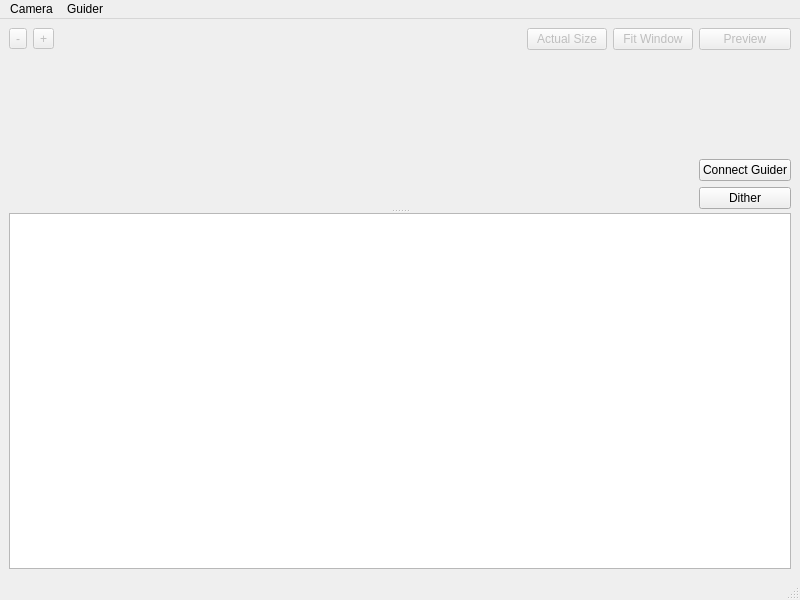
This is dslr-qt-shooter/ui/dslr_shooter_window.ui in Edlward/GalaxyHunter as Qt 5 draws it before an edit. The edited form follows.
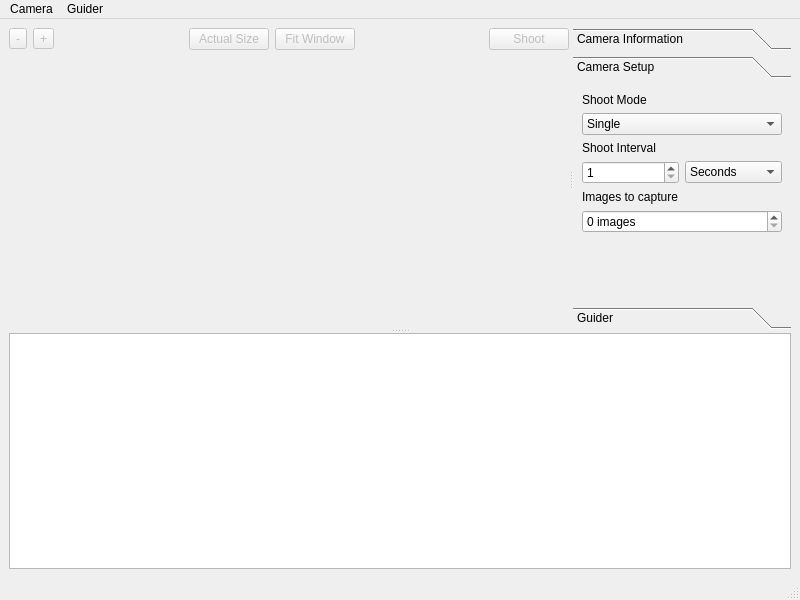
This is the edited form. Custom widgets are drawn as their Qt base class.

Diff of the .ui file:
```diff
--- a/dslr-qt-shooter/ui/dslr_shooter_window.ui
+++ b/dslr-qt-shooter/ui/dslr_shooter_window.ui
@@ -19,10 +19,14 @@
      <widget class="QSplitter" name="splitter">
       <property name="orientation">
        <enum>Qt::Vertical</enum>
+      </property>
+      <widget class="QSplitter" name="camera_splitter">
+       <property name="orientation">
+        <enum>Qt::Horizontal</enum>
       </property>
       <widget class="QWidget" name="layoutWidget">
-       <layout class="QGridLayout" name="gridLayout_2">
-        <item row="0" column="0">
+        <layout class="QVBoxLayout" name="verticalLayout_2">
+         <item>
          <layout class="QHBoxLayout" name="horizontalLayout_2">
           <item>
            <widget class="QToolButton" name="zoomOut">
@@ -77,54 +81,231 @@
             </property>
            </widget>
           </item>
-         </layout>
-        </item>
-        <item row="0" column="1" rowspan="2">
-         <layout class="QVBoxLayout" name="verticalLayout">
+           <item>
+            <spacer name="horizontalSpacer_2">
+             <property name="orientation">
+              <enum>Qt::Horizontal</enum>
+             </property>
+             <property name="sizeHint" stdset="0">
+              <size>
+               <width>40</width>
+               <height>20</height>
+              </size>
+             </property>
+            </spacer>
+           </item>
           <item>
-           <widget class="QPushButton" name="preview">
+            <widget class="QPushButton" name="shoot">
             <property name="enabled">
              <bool>false</bool>
             </property>
             <property name="text">
-             <string>Preview</string>
-            </property>
-           </widget>
+              <string>Shoot</string>
+             </property>
+             <property name="flat">
+              <bool>false</bool>
+             </property>
+            </widget>
+           </item>
+          </layout>
           </item>
           <item>
+          <widget class="ZoomableImage" name="imageContainer" native="true">
+           <property name="sizePolicy">
+            <sizepolicy hsizetype="Expanding" vsizetype="Expanding">
+             <horstretch>0</horstretch>
+             <verstretch>0</verstretch>
+            </sizepolicy>
+           </property>
+          </widget>
+         </item>
+        </layout>
+       </widget>
+       <widget class="QToolBox" name="toolBox">
+        <property name="currentIndex">
+         <number>1</number>
+        </property>
+        <widget class="QWidget" name="camera_info_page">
+         <property name="geometry">
+          <rect>
+           <x>0</x>
+           <y>0</y>
+           <width>98</width>
+           <height>34</height>
+          </rect>
+         </property>
+         <attribute name="label">
+          <string>Camera Information</string>
+         </attribute>
+         <layout class="QGridLayout" name="gridLayout_2">
+          <item row="0" column="0">
            <widget class="QLabel" name="camera_infos">
             <property name="text">
              <string/>
             </property>
            </widget>
           </item>
+          <item row="1" column="0">
+           <spacer name="verticalSpacer_2">
+            <property name="orientation">
+             <enum>Qt::Vertical</enum>
+            </property>
+            <property name="sizeHint" stdset="0">
+             <size>
+              <width>20</width>
+              <height>40</height>
+             </size>
+            </property>
+           </spacer>
+          </item>
+         </layout>
+        </widget>
+        <widget class="QWidget" name="camera_setup_page">
+         <property name="geometry">
+          <rect>
+           <x>0</x>
+           <y>0</y>
+           <width>216</width>
+           <height>220</height>
+          </rect>
+         </property>
+         <attribute name="label">
+          <string>Camera Setup</string>
+         </attribute>
+         <layout class="QVBoxLayout" name="verticalLayout">
           <item>
-           <widget class="QPushButton" name="connectLinGuider">
+           <widget class="QLabel" name="label">
             <property name="text">
-             <string>Connect Guider</string>
+             <string>Shoot Mode</string>
             </property>
            </widget>
           </item>
           <item>
+           <widget class="QComboBox" name="shoot_mode">
+            <item>
+             <property name="text">
+              <string>Single</string>
+             </property>
+            </item>
+            <item>
+             <property name="text">
+              <string>Repeat</string>
+             </property>
+            </item>
+           </widget>
+          </item>
+          <item>
+           <widget class="QLabel" name="label_2">
+            <property name="text">
+             <string>Shoot Interval</string>
+            </property>
+           </widget>
+          </item>
+          <item>
+           <layout class="QHBoxLayout" name="horizontalLayout">
+            <item>
+             <widget class="QSpinBox" name="shoot_interval">
+              <property name="minimum">
+               <number>1</number>
+              </property>
+              <property name="maximum">
+               <number>256</number>
+              </property>
+             </widget>
+            </item>
+            <item>
+             <widget class="QComboBox" name="shoot_interval_unit">
+              <item>
+               <property name="text">
+                <string>Seconds</string>
+               </property>
+              </item>
+              <item>
+               <property name="text">
+                <string>Minutes</string>
+               </property>
+              </item>
+              <item>
+               <property name="text">
+                <string>Hours</string>
+               </property>
+              </item>
+             </widget>
+            </item>
+           </layout>
+          </item>
+          <item>
+           <widget class="QLabel" name="label_3">
+            <property name="text">
+             <string>Images to capture</string>
+            </property>
+           </widget>
+          </item>
+          <item>
+           <widget class="QSpinBox" name="images_count">
+            <property name="suffix">
+             <string> images</string>
+            </property>
+           </widget>
+          </item>
+          <item>
+           <spacer name="verticalSpacer_3">
+            <property name="orientation">
+             <enum>Qt::Vertical</enum>
+            </property>
+            <property name="sizeHint" stdset="0">
+             <size>
+              <width>20</width>
+              <height>3</height>
+             </size>
+            </property>
+           </spacer>
+          </item>
+         </layout>
+        </widget>
+        <widget class="QWidget" name="guider_page">
+         <property name="geometry">
+          <rect>
+           <x>0</x>
+           <y>0</y>
+           <width>111</width>
+           <height>66</height>
+          </rect>
+         </property>
+         <attribute name="label">
+          <string>Guider</string>
+         </attribute>
+         <layout class="QGridLayout" name="gridLayout_4">
+          <item row="1" column="0">
            <widget class="QPushButton" name="dither">
             <property name="text">
              <string>Dither</string>
             </property>
            </widget>
           </item>
-         </layout>
-        </item>
-        <item row="1" column="0">
-         <widget class="ZoomableImage" name="imageContainer" native="true">
-          <property name="sizePolicy">
-           <sizepolicy hsizetype="Expanding" vsizetype="Expanding">
-            <horstretch>0</horstretch>
-            <verstretch>0</verstretch>
-           </sizepolicy>
+          <item row="0" column="0">
+           <widget class="QPushButton" name="connectLinGuider">
+            <property name="text">
+             <string>Connect Guider</string>
           </property>
          </widget>
         </item>
-       </layout>
+          <item row="2" column="0">
+           <spacer name="verticalSpacer">
+            <property name="orientation">
+             <enum>Qt::Vertical</enum>
+            </property>
+            <property name="sizeHint" stdset="0">
+             <size>
+              <width>20</width>
+              <height>40</height>
+             </size>
+            </property>
+           </spacer>
+          </item>
+         </layout>
+        </widget>
+       </widget>
       </widget>
       <widget class="QTextBrowser" name="logWindow">
        <property name="sizePolicy">
@@ -133,12 +314,6 @@
          <verstretch>0</verstretch>
         </sizepolicy>
        </property>
-       <property name="minimumSize">
-        <size>
-         <width>782</width>
-         <height>0</height>
-        </size>
-       </property>
       </widget>
      </widget>
     </item>
```
Left out of the diff: 6 changed lines with no effect on the pictures. Lines whose indentation alone changed are shown as unchanged.
